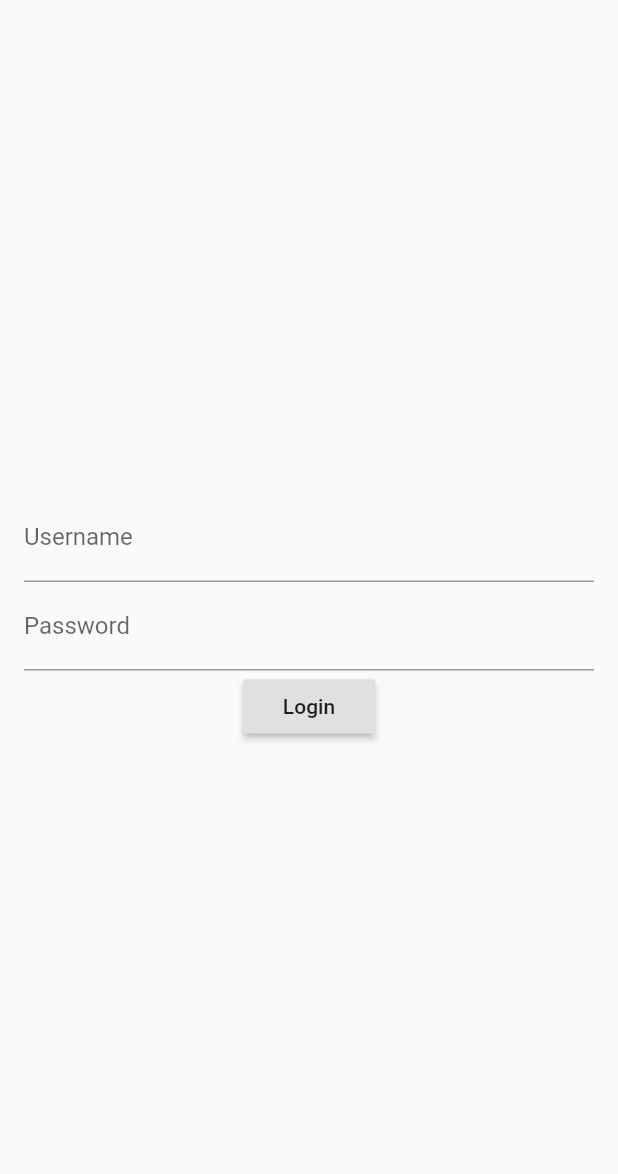
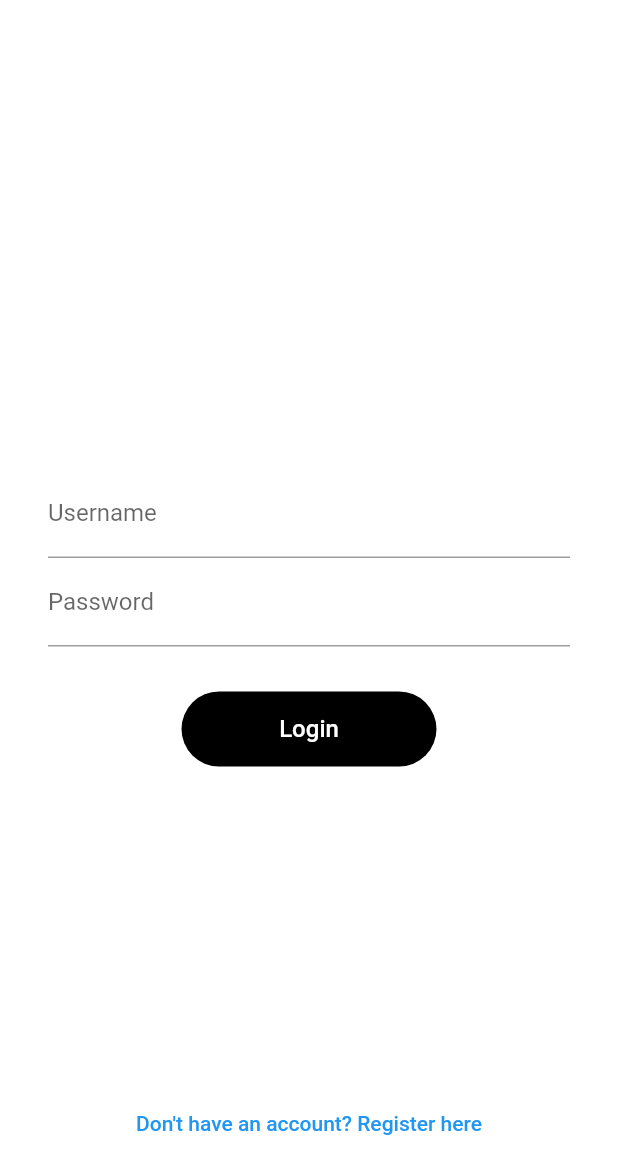
Before and after one commit to sonivenali/ecommerce_app, a Flutter app: the screen it shows after launch, after a tap on "Login", on a phone screen of 412 x 824 dp. Shown: the top 1174 px of the screen. Run offline on Flutter 3.47's test engine with Material 2 defaults, Android fonts, the phone set to English and light mode, and no system bars; our stand-ins replace share, shared_preferences; missing offline and left inert: carousel_extended, flappy_search_bar; network calls fail.

Commit message:
Updated Auth Module

```diff
--- a/lib/auth/login_page.dart
+++ b/lib/auth/login_page.dart
@@ -1,5 +1,6 @@
 import 'dart:convert';
 
+import 'package:flipkartapp/auth/registration_page.dart';
 import 'package:flipkartapp/services/service.dart';
 import 'package:flutter/material.dart';
 
@@ -18,9 +19,14 @@ class _LoginPageState extends State<LoginPage> {
   @override
   Widget build(BuildContext context) {
     return Scaffold(
+      backgroundColor: Colors.white,
       key: _scaffoldKey,
       body: Padding(
         padding: const EdgeInsets.only(left: 16, right: 16),
+        child: Stack(
+          children: [
+            Padding(
+              padding: const EdgeInsets.only(left: 16,right: 16),
               child: Column(
                 mainAxisAlignment: MainAxisAlignment.center,
                 children: [
@@ -34,12 +40,44 @@ class _LoginPageState extends State<LoginPage> {
                     decoration: InputDecoration(labelText: "Password"),
                     controller: _psswrdcntrl,
                   ),
-            RaisedButton(
+                  Padding(
+                    padding: const EdgeInsets.only(top: 30),
+                    child: FlatButton( minWidth: 170,
+                      height: 50,
+                      color: Colors.black,
+                      shape: RoundedRectangleBorder(
+                          borderRadius: BorderRadius.circular(50)),
                       onPressed: () {
                         _login(context);
                       },
-              child: Text("Login"),
+                      child: Text(
+                        "Login",
+                        style: TextStyle(color: Colors.white,fontSize: 16),
                       ),
+                    ),
+                  ),
+                ],
+              ),
+            ),
+            Align(
+              alignment: AlignmentDirectional.bottomCenter,
+              child: Padding(
+                padding: const EdgeInsets.only(bottom: 50),
+                child: FlatButton(
+                  onPressed: () {
+                    Navigator.push(
+                        context, MaterialPageRoute(builder: (context) => RegisterPage()));
+                  },
+                  child: Text(
+                    "Don't have an account? Register here",
+                    style: TextStyle(color: Colors.blue),
+                  ),
+                  minWidth: 120,
+                  height: 50,
+
+                ),
+              ),
+            )
           ],
         ),
       ),
--- /dev/null
+++ b/lib/auth/splash_page.dart
@@ -0,0 +1,54 @@
+import 'package:flipkartapp/auth/login_page.dart';
+import 'package:flutter/material.dart';
+
+
+class SplashScreen extends StatefulWidget {
+  @override
+  _SplashScreenState createState() => _SplashScreenState();
+}
+
+class _SplashScreenState extends State<SplashScreen> {
+
+  @override
+  void initState() {
+    // TODO: implement initState
+    super.initState();
+    redirectToLogin();
+  }
+
+  @override
+  Widget build(BuildContext context) {
+    return Scaffold(backgroundColor: Colors.white,
+      body: Center(
+        child: Column(mainAxisSize: MainAxisSize.min,
+          children: [
+            ClipRRect(
+              child: Image.asset(
+                "assets/appicon.png",
+                height: 100,
+                width: 100,
+              ),
+              borderRadius: BorderRadius.circular(24),
+            ),
+            Padding(
+              padding: const EdgeInsets.only(top: 30),
+              child: Text("Ecommerce", style: TextStyle(
+                  fontSize: 20, letterSpacing: 4, color: Colors.blueGrey),),
+            )
+          ],
+        ),
+      ),
+    );
+  }
+
+
+
+  void redirectToLogin()async{
+    await Future.delayed(Duration(seconds: 2));
+    Navigator.pushReplacement(
+      context,
+      MaterialPageRoute(
+          builder: (context) => LoginPage()),
+    );
+  }
+}
--- a/lib/main.dart
+++ b/lib/main.dart
@@ -1,4 +1,5 @@
 import 'package:flipkartapp/auth/login_page.dart';
+import 'package:flipkartapp/auth/splash_page.dart';
 import 'package:flutter/material.dart';
 
 import 'package:shared_preferences/shared_preferences.dart';
@@ -26,7 +27,7 @@ class _FlipkartState extends State<Flipkart> {
   Widget build(BuildContext context) {
     return MaterialApp(
       debugShowCheckedModeBanner: false,
-      home: loginToken != null ? HomePage() : LoginPage(),
+      home: SplashScreen()
     );
   }
 
--- a/pubspec.yaml
+++ b/pubspec.yaml
@@ -52,8 +52,8 @@ flutter:
   uses-material-design: true
 
   # To add assets to your application, add an assets section, like this:
-  # assets:
-  #   - images/a_dot_burr.jpeg
+  assets:
+     - assets/appicon.png
   #   - images/a_dot_ham.jpeg
 
   # An image asset can refer to one or more resolution-specific "variants", see
```
Also changed, not shown: lib/auth/registration_page.dart (+15 -9 lines). Lines whose indentation alone changed are shown as unchanged.
